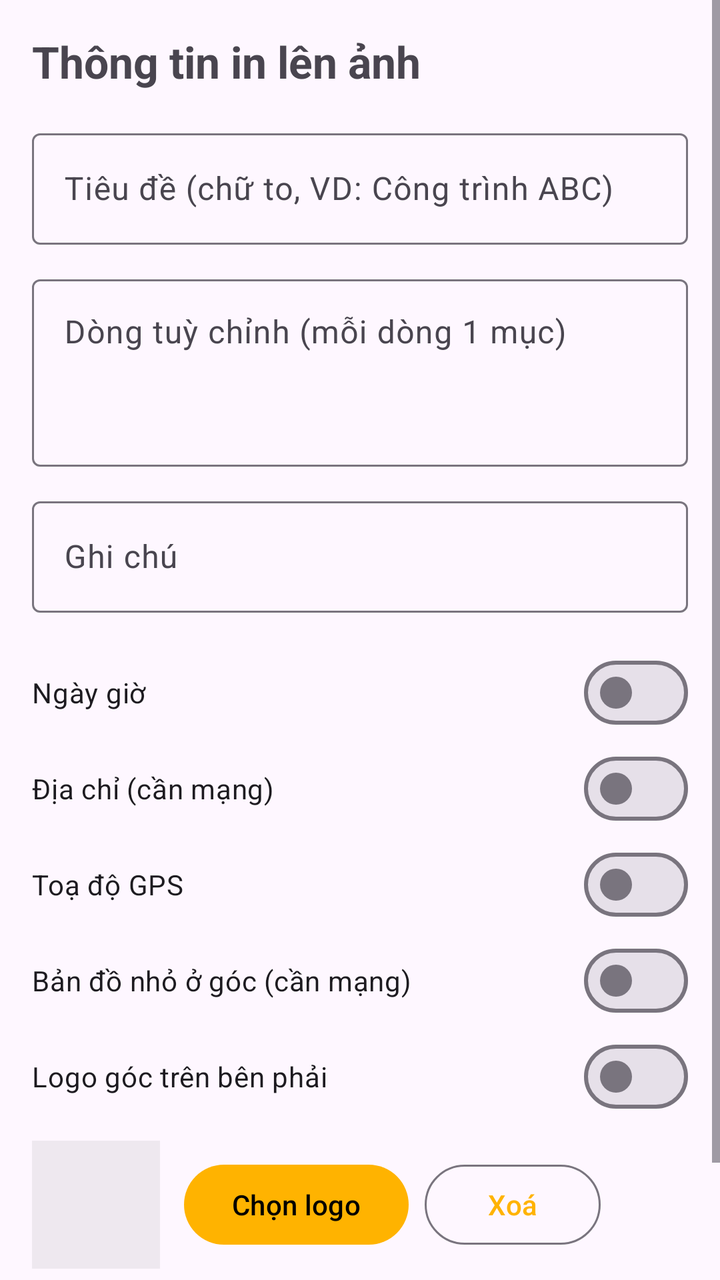
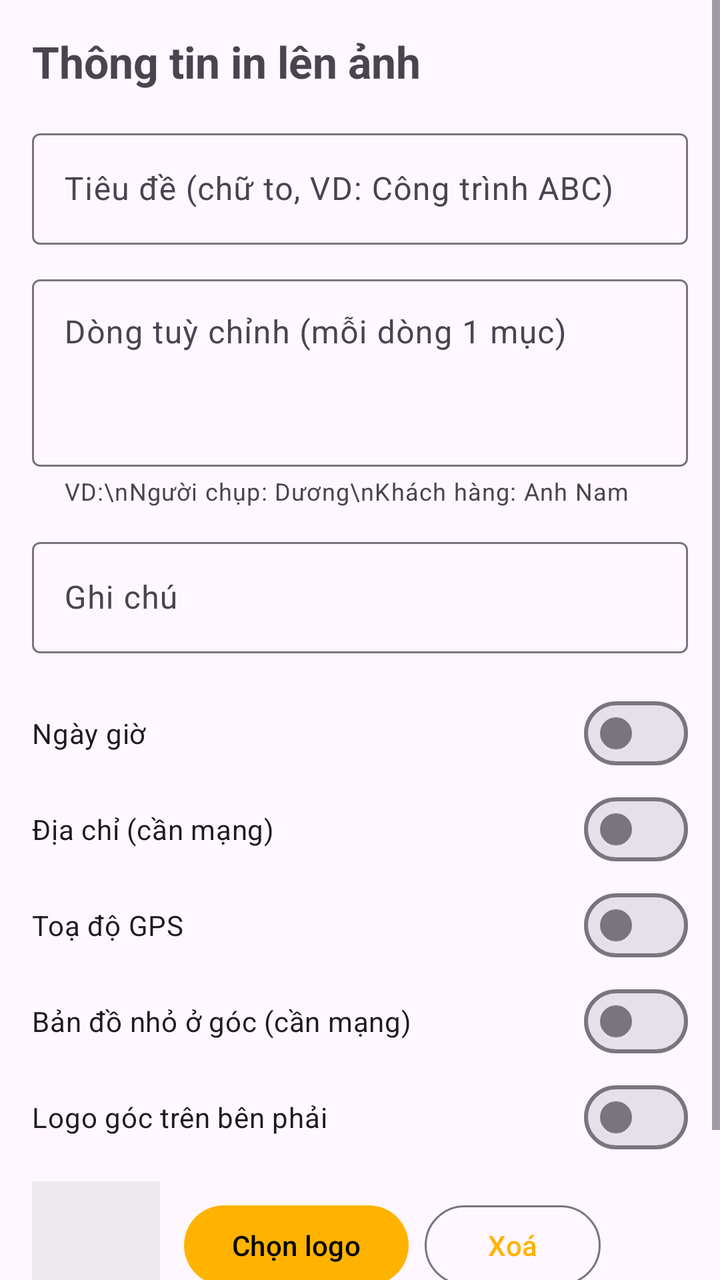

The first picture is an Android layout as it rendered before a commit; the second is the same layout after the commit. The layout source and the unified diff follow.
<!-- AndroidManifest.xml: application theme Theme.GeoCam -->
<!-- res/layout/activity_settings.xml -->
<?xml version="1.0" encoding="utf-8"?>
<ScrollView xmlns:android="http://schemas.android.com/apk/res/android"
    android:id="@+id/root"
    android:layout_width="match_parent"
    android:layout_height="match_parent">

    <LinearLayout
        android:layout_width="match_parent"
        android:layout_height="wrap_content"
        android:orientation="vertical"
        android:padding="16dp">

        <TextView
            android:layout_width="wrap_content"
            android:layout_height="wrap_content"
            android:layout_marginBottom="16dp"
            android:text="Thông tin in lên ảnh"
            android:textSize="22sp"
            android:textStyle="bold" />

        <com.google.android.material.textfield.TextInputLayout
            android:layout_width="match_parent"
            android:layout_height="wrap_content"
            android:hint="Tiêu đề (chữ to, VD: Công trình ABC)">
            <com.google.android.material.textfield.TextInputEditText
                android:id="@+id/etTitle"
                android:layout_width="match_parent"
                android:layout_height="wrap_content"
                android:inputType="textCapSentences" />
        </com.google.android.material.textfield.TextInputLayout>

        <com.google.android.material.textfield.TextInputLayout
            android:layout_width="match_parent"
            android:layout_height="wrap_content"
            android:layout_marginTop="12dp"
            android:hint="Dòng tuỳ chỉnh (mỗi dòng 1 mục)"
            android:helperText="VD:\nNgười chụp: Dương\nKhách hàng: Anh Nam">
            <com.google.android.material.textfield.TextInputEditText
                android:id="@+id/etLines"
                android:layout_width="match_parent"
                android:layout_height="wrap_content"
                android:gravity="top"
                android:inputType="textMultiLine|textCapSentences"
                android:minLines="3" />
        </com.google.android.material.textfield.TextInputLayout>

        <com.google.android.material.textfield.TextInputLayout
            android:layout_width="match_parent"
            android:layout_height="wrap_content"
            android:layout_marginTop="12dp"
            android:hint="Ghi chú">
            <com.google.android.material.textfield.TextInputEditText
                android:id="@+id/etNote"
                android:layout_width="match_parent"
                android:layout_height="wrap_content"
                android:inputType="textMultiLine|textCapSentences" />
        </com.google.android.material.textfield.TextInputLayout>

        <com.google.android.material.materialswitch.MaterialSwitch
            android:id="@+id/swDate"
            android:layout_width="match_parent"
            android:layout_height="wrap_content"
            android:layout_marginTop="16dp"
            android:text="Ngày giờ" />

        <com.google.android.material.materialswitch.MaterialSwitch
            android:id="@+id/swAddress"
            android:layout_width="match_parent"
            android:layout_height="wrap_content"
            android:text="Địa chỉ (cần mạng)" />

        <com.google.android.material.materialswitch.MaterialSwitch
            android:id="@+id/swCoords"
            android:layout_width="match_parent"
            android:layout_height="wrap_content"
            android:text="Toạ độ GPS" />

        <com.google.android.material.materialswitch.MaterialSwitch
            android:id="@+id/swMap"
            android:layout_width="match_parent"
            android:layout_height="wrap_content"
            android:text="Bản đồ nhỏ ở góc (cần mạng)" />

        <com.google.android.material.materialswitch.MaterialSwitch
            android:id="@+id/swLogo"
            android:layout_width="match_parent"
            android:layout_height="wrap_content"
            android:text="Logo góc trên bên phải" />

        <LinearLayout
            android:layout_width="match_parent"
            android:layout_height="wrap_content"
            android:layout_marginTop="8dp"
            android:gravity="center_vertical"
            android:orientation="horizontal">

            <ImageView
                android:id="@+id/ivLogo"
                android:layout_width="64dp"
                android:layout_height="64dp"
                android:layout_marginEnd="12dp"
                android:background="#22888888"
                android:scaleType="fitCenter" />

            <Button
                android:id="@+id/btnPickLogo"
                android:layout_width="wrap_content"
                android:layout_height="wrap_content"
                android:text="Chọn logo" />

            <Button
                android:id="@+id/btnRemoveLogo"
                style="?attr/materialButtonOutlinedStyle"
                android:layout_width="wrap_content"
                android:layout_height="wrap_content"
                android:layout_marginStart="8dp"
                android:text="Xoá" />
        </LinearLayout>

        <TextView
            android:layout_width="wrap_content"
            android:layout_height="wrap_content"
            android:layout_marginTop="24dp"
            android:alpha="0.6"
            android:text="Ảnh lưu ở DCIM/GeoCam. Toạ độ và giờ chụp cũng được ghi vào EXIF. Bản đồ © OpenStreetMap."
            android:textSize="12sp" />
    </LinearLayout>
</ScrollView>
<!-- resources referenced by this layout -->
<resources>
  <style name="Theme.GeoCam" parent="Theme.Material3.DayNight.NoActionBar">
          <item name="colorPrimary">#FFB300</item>
          <item name="colorOnPrimary">#000000</item>
          <item name="colorSecondary">#FFB300</item>
      </style>
</resources>

<!-- the commit's change to res/layout/activity_settings.xml (unified diff, before → after) -->
@@ -1,5 +1,6 @@
 <?xml version="1.0" encoding="utf-8"?>
 <ScrollView xmlns:android="http://schemas.android.com/apk/res/android"
+    xmlns:app="http://schemas.android.com/apk/res-auto"
     android:id="@+id/root"
     android:layout_width="match_parent"
     android:layout_height="match_parent">
@@ -34,7 +35,7 @@
             android:layout_height="wrap_content"
             android:layout_marginTop="12dp"
             android:hint="Dòng tuỳ chỉnh (mỗi dòng 1 mục)"
-            android:helperText="VD:\nNgười chụp: Dương\nKhách hàng: Anh Nam">
+            app:helperText="VD:\nNgười chụp: Dương\nKhách hàng: Anh Nam">
             <com.google.android.material.textfield.TextInputEditText
                 android:id="@+id/etLines"
                 android:layout_width="match_parent"
